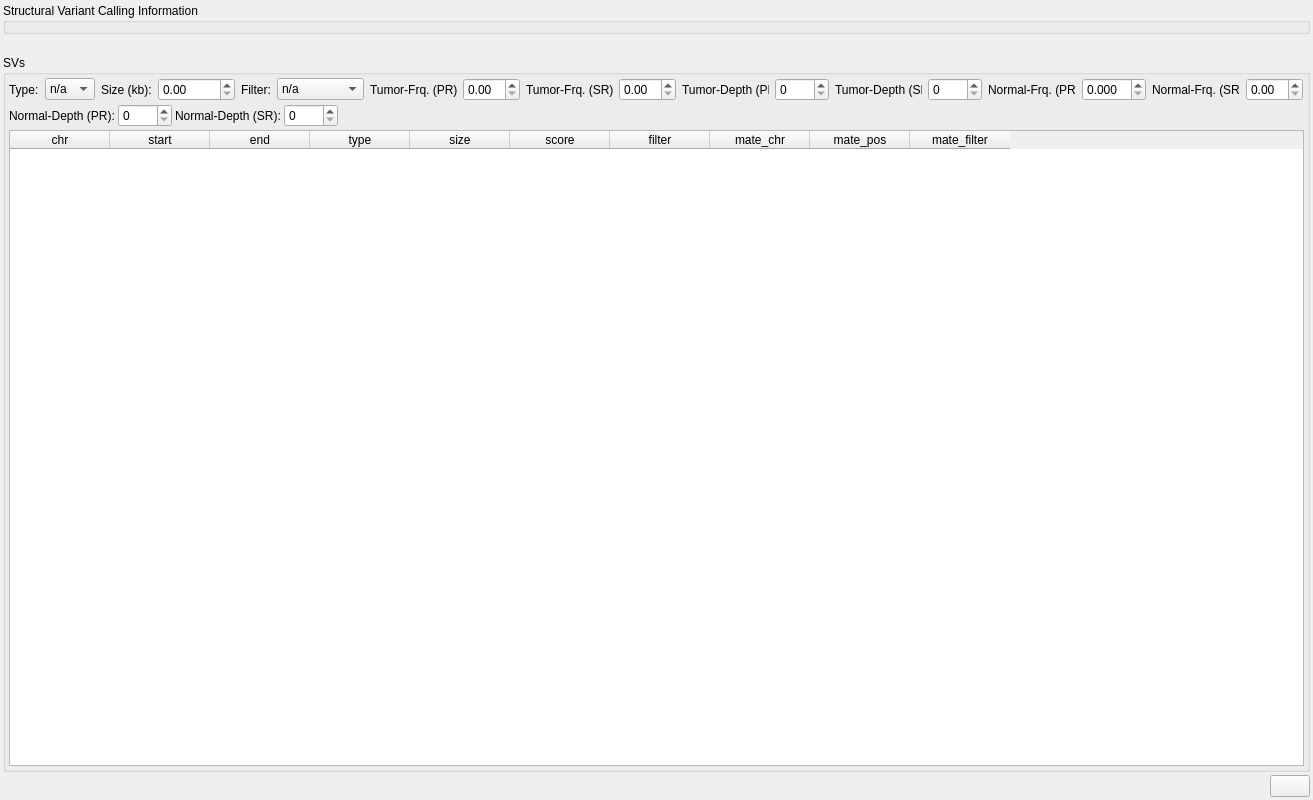
This is src/GSvar/SvWidget.ui in imgag/ngs-bits as Qt 5 draws it before an edit. The edited form follows.
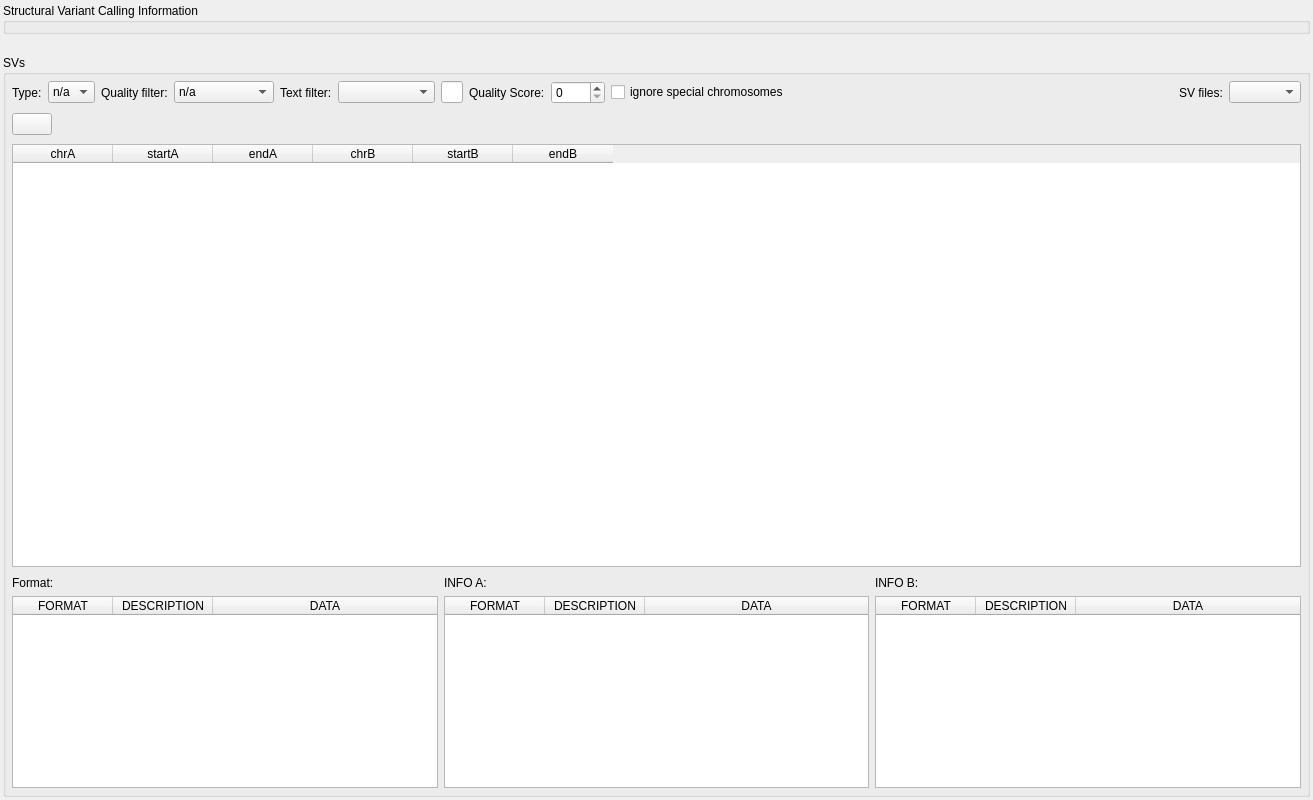
This is the edited form. Icons and pictures are not drawn.

Commit message: Adapted SVWidget to bedpe file format for structure variants

```diff
--- a/src/GSvar/SvWidget.ui
+++ b/src/GSvar/SvWidget.ui
@@ -16,6 +16,12 @@
     <height>800</height>
    </size>
   </property>
+  <property name="sizeIncrement">
+   <size>
+    <width>2</width>
+    <height>0</height>
+   </size>
+  </property>
   <property name="windowTitle">
    <string>Form</string>
   </property>
@@ -48,7 +54,7 @@
      </property>
      <layout class="QVBoxLayout" name="verticalLayout_2">
       <property name="spacing">
-       <number>3</number>
+       <number>6</number>
       </property>
       <property name="leftMargin">
        <number>3</number>
@@ -113,8 +119,17 @@
         <property name="spacing">
          <number>6</number>
         </property>
+        <property name="leftMargin">
+         <number>3</number>
+        </property>
+        <property name="topMargin">
+         <number>3</number>
+        </property>
         <property name="rightMargin">
-         <number>0</number>
+         <number>3</number>
+        </property>
+        <property name="bottomMargin">
+         <number>3</number>
         </property>
         <item alignment="Qt::AlignLeft">
          <widget class="QLabel" name="label">
@@ -160,46 +175,9 @@
             <string>n/a</string>
            </property>
           </item>
-          <item>
-           <property name="text">
-            <string>DUP</string>
-           </property>
-          </item>
-          <item>
-           <property name="text">
-            <string>BND</string>
-           </property>
-          </item>
-          <item>
-           <property name="text">
-            <string>INV</string>
-           </property>
-          </item>
-          <item>
-           <property name="text">
-            <string>DEL</string>
-           </property>
-          </item>
          </widget>
         </item>
         <item>
-         <widget class="QLabel" name="label_3">
-          <property name="text">
-           <string>Size (kb):</string>
-          </property>
-         </widget>
-        </item>
-        <item>
-         <widget class="QDoubleSpinBox" name="filter_size">
-          <property name="maximum">
-           <double>10000.000000000000000</double>
-          </property>
-          <property name="value">
-           <double>0.000000000000000</double>
-          </property>
-         </widget>
-        </item>
-        <item alignment="Qt::AlignLeft">
          <widget class="QLabel" name="label_2">
           <property name="sizePolicy">
            <sizepolicy hsizetype="Preferred" vsizetype="Preferred">
@@ -209,7 +187,7 @@
           </property>
           <property name="maximumSize">
            <size>
-            <width>50</width>
+            <width>250</width>
             <height>33</height>
            </size>
           </property>
@@ -226,12 +204,12 @@
            </size>
           </property>
           <property name="text">
-           <string>Filter:</string>
+           <string>Quality filter:</string>
           </property>
          </widget>
         </item>
         <item>
-         <widget class="QComboBox" name="qual_filter">
+         <widget class="QComboBox" name="filter_qual">
           <property name="sizePolicy">
            <sizepolicy hsizetype="Preferred" vsizetype="Fixed">
             <horstretch>0</horstretch>
@@ -262,95 +240,52 @@
          </widget>
         </item>
         <item>
-         <widget class="QLabel" name="label_tumor_frequency_paired_reads">
+         <widget class="QLabel" name="label_6">
           <property name="text">
-           <string>Tumor-Frq. (PR):</string>
+           <string>Text filter:</string>
           </property>
          </widget>
         </item>
         <item>
-         <widget class="QDoubleSpinBox" name="filter_tumor_frequency_paired_reads">
-          <property name="singleStep">
-           <double>0.010000000000000</double>
-          </property>
-         </widget>
-        </item>
+         <widget class="QComboBox" name="filter_text_search_type">
         <item>
-         <widget class="QLabel" name="label_tumor_frequency_single_reads">
           <property name="text">
-           <string>Tumor-Frq. (SR):</string>
-          </property>
-         </widget>
+            <string/>
+           </property>
         </item>
         <item>
-         <widget class="QDoubleSpinBox" name="filter_tumor_frequency_single_reads">
-          <property name="singleStep">
-           <double>0.010000000000000</double>
-          </property>
-         </widget>
+           <property name="text">
+            <string>contains</string>
+           </property>
         </item>
         <item>
-         <widget class="QLabel" name="label_tumor_depth_paired_reads">
           <property name="text">
-           <string>Tumor-Depth (PR):</string>
-          </property>
+            <string>contains not</string>
+           </property>
+          </item>
          </widget>
         </item>
         <item>
-         <widget class="QSpinBox" name="filter_tumor_depth_paired_reads">
-          <property name="maximum">
-           <number>9999</number>
-          </property>
-          <property name="singleStep">
-           <number>10</number>
-          </property>
-         </widget>
+         <widget class="QLineEdit" name="filter_text"/>
         </item>
         <item>
-         <widget class="QLabel" name="label_tumor_depth_single_reads">
+         <widget class="QLabel" name="label_8">
           <property name="text">
-           <string>Tumor-Depth (SR):</string>
+           <string>Quality Score:</string>
           </property>
          </widget>
         </item>
         <item>
-         <widget class="QSpinBox" name="filter_tumor_depth_single_reads">
+         <widget class="QSpinBox" name="filter_quality_score">
           <property name="maximum">
-           <number>9999</number>
+           <number>1000</number>
           </property>
-          <property name="singleStep">
-           <number>10</number>
-          </property>
          </widget>
         </item>
         <item>
-         <widget class="QLabel" name="label_normal_frequency_paired_reads">
+         <widget class="QCheckBox" name="ignore_special_chromosomes">
           <property name="text">
-           <string>Normal-Frq. (PR):</string>
-          </property>
-         </widget>
-        </item>
-        <item>
-         <widget class="QDoubleSpinBox" name="filter_normal_frequency_paired_reads">
-          <property name="decimals">
-           <number>3</number>
-          </property>
-          <property name="singleStep">
-           <double>0.001000000000000</double>
-          </property>
-         </widget>
-        </item>
-        <item>
-         <widget class="QLabel" name="label_normal_frequency_single_reads">
-          <property name="text">
-           <string>Normal-Frq. (SR):</string>
-          </property>
-         </widget>
-        </item>
-        <item>
-         <widget class="QDoubleSpinBox" name="filter_normal_frequency_single_reads">
-          <property name="singleStep">
-           <double>0.010000000000000</double>
+           <string>ignore special chromosomes</string>
           </property>
          </widget>
         </item>
@@ -370,50 +305,58 @@
           </property>
          </spacer>
         </item>
+        <item>
+         <widget class="QLabel" name="label_7">
+          <property name="text">
+           <string>SV files:</string>
+          </property>
+         </widget>
+        </item>
+        <item>
+         <widget class="QComboBox" name="file_names"/>
+        </item>
        </layout>
       </item>
       <item>
-       <layout class="QHBoxLayout" name="control_panel_2" stretch="0,0,0,0,0">
+       <layout class="QHBoxLayout" name="control_panel_2" stretch="0,0">
+        <property name="spacing">
+         <number>6</number>
+        </property>
         <property name="sizeConstraint">
          <enum>QLayout::SetDefaultConstraint</enum>
         </property>
         <property name="leftMargin">
-         <number>0</number>
+         <number>3</number>
         </property>
         <property name="topMargin">
-         <number>0</number>
+         <number>3</number>
         </property>
-        <item>
-         <widget class="QLabel" name="label_normal_depth_paired_reads">
-          <property name="text">
-           <string>Normal-Depth (PR):</string>
-          </property>
-         </widget>
-        </item>
+        <property name="rightMargin">
+         <number>3</number>
+        </property>
+        <property name="bottomMargin">
+         <number>3</number>
+        </property>
         <item>
-         <widget class="QSpinBox" name="filter_normal_depth_paired_reads">
-          <property name="maximum">
-           <number>9999</number>
+         <widget class="QPushButton" name="copy_to_clipboard">
+          <property name="enabled">
+           <bool>true</bool>
           </property>
-          <property name="singleStep">
-           <number>10</number>
+          <property name="sizePolicy">
+           <sizepolicy hsizetype="Fixed" vsizetype="Fixed">
+            <horstretch>0</horstretch>
+            <verstretch>0</verstretch>
+           </sizepolicy>
           </property>
-         </widget>
-        </item>
-        <item>
-         <widget class="QLabel" name="label_normal_depth_single_reads">
+          <property name="toolTip">
+           <string>Copy filtered SVs to clipboard</string>
+          </property>
           <property name="text">
-           <string>Normal-Depth (SR):</string>
+           <string/>
           </property>
-         </widget>
-        </item>
-        <item>
-         <widget class="QSpinBox" name="filter_normal_depth_single_reads">
-          <property name="maximum">
-           <number>9999</number>
-          </property>
-          <property name="singleStep">
-           <number>10</number>
+          <property name="icon">
+           <iconset resource="GSvar.qrc">
+            <normaloff>:/Icons/CopyClipboard.png</normaloff>:/Icons/CopyClipboard.png</iconset>
           </property>
          </widget>
         </item>
@@ -433,6 +376,23 @@
        </layout>
       </item>
       <item>
+       <layout class="QHBoxLayout" name="control_panel_3" stretch="0">
+        <property name="spacing">
+         <number>6</number>
+        </property>
+        <property name="leftMargin">
+         <number>3</number>
+        </property>
+        <property name="topMargin">
+         <number>3</number>
+        </property>
+        <property name="rightMargin">
+         <number>3</number>
+        </property>
+        <property name="bottomMargin">
+         <number>3</number>
+        </property>
+        <item>
        <widget class="QTableWidget" name="svs">
         <property name="sizePolicy">
          <sizepolicy hsizetype="Expanding" vsizetype="Expanding">
@@ -440,9 +400,21 @@
           <verstretch>0</verstretch>
          </sizepolicy>
         </property>
+          <property name="font">
+           <font>
+            <family>Segoe UI</family>
+            <pointsize>9</pointsize>
+            <weight>50</weight>
+            <italic>false</italic>
+            <bold>false</bold>
+           </font>
+          </property>
         <property name="contextMenuPolicy">
          <enum>Qt::CustomContextMenu</enum>
         </property>
+          <property name="layoutDirection">
+           <enum>Qt::LeftToRight</enum>
+          </property>
         <property name="sizeAdjustPolicy">
          <enum>QAbstractScrollArea::AdjustIgnored</enum>
         </property>
@@ -461,85 +433,216 @@
         <property name="selectionBehavior">
          <enum>QAbstractItemView::SelectRows</enum>
         </property>
+          <property name="wordWrap">
+           <bool>false</bool>
+          </property>
         <attribute name="verticalHeaderVisible">
          <bool>false</bool>
         </attribute>
         <column>
          <property name="text">
-          <string>chr</string>
+            <string>chrA</string>
          </property>
         </column>
         <column>
          <property name="text">
-          <string>start</string>
+            <string>startA</string>
          </property>
         </column>
         <column>
          <property name="text">
-          <string>end</string>
+            <string>endA</string>
          </property>
         </column>
         <column>
          <property name="text">
-          <string>type</string>
+            <string>chrB</string>
          </property>
         </column>
         <column>
          <property name="text">
-          <string>size</string>
+            <string>startB</string>
          </property>
         </column>
         <column>
          <property name="text">
-          <string>score</string>
-         </property>
-        </column>
+            <string>endB</string>
+           </property>
+          </column>
+         </widget>
+        </item>
+       </layout>
+      </item>
+      <item>
+       <layout class="QGridLayout" name="gridLayout">
+        <property name="leftMargin">
+         <number>3</number>
+        </property>
+        <property name="topMargin">
+         <number>3</number>
+        </property>
+        <property name="rightMargin">
+         <number>3</number>
+        </property>
+        <property name="bottomMargin">
+         <number>3</number>
+        </property>
+        <property name="spacing">
+         <number>6</number>
+        </property>
+        <item row="1" column="0">
+         <widget class="QTableWidget" name="sv_details">
+          <property name="sizePolicy">
+           <sizepolicy hsizetype="Minimum" vsizetype="Minimum">
+            <horstretch>0</horstretch>
+            <verstretch>0</verstretch>
+           </sizepolicy>
+          </property>
+          <property name="font">
+           <font>
+            <family>Segoe UI</family>
+            <pointsize>9</pointsize>
+           </font>
+          </property>
+          <property name="styleSheet">
+           <string notr="true"/>
+          </property>
+          <property name="editTriggers">
+           <set>QAbstractItemView::NoEditTriggers</set>
+          </property>
+          <property name="alternatingRowColors">
+           <bool>true</bool>
+          </property>
+          <property name="wordWrap">
+           <bool>false</bool>
+          </property>
+          <property name="columnCount">
+           <number>3</number>
+          </property>
+          <attribute name="horizontalHeaderStretchLastSection">
+           <bool>true</bool>
+          </attribute>
         <column>
          <property name="text">
-          <string>filter</string>
+            <string>FORMAT</string>
          </property>
         </column>
         <column>
          <property name="text">
-          <string>mate_chr</string>
+            <string>DESCRIPTION</string>
          </property>
         </column>
         <column>
          <property name="text">
-          <string>mate_pos</string>
-         </property>
-        </column>
+            <string>DATA</string>
+           </property>
+          </column>
+         </widget>
+        </item>
+        <item row="1" column="1">
+         <widget class="QTableWidget" name="info_a">
+          <property name="sizePolicy">
+           <sizepolicy hsizetype="Minimum" vsizetype="Minimum">
+            <horstretch>0</horstretch>
+            <verstretch>0</verstretch>
+           </sizepolicy>
+          </property>
+          <property name="editTriggers">
+           <set>QAbstractItemView::NoEditTriggers</set>
+          </property>
+          <property name="alternatingRowColors">
+           <bool>true</bool>
+          </property>
+          <property name="wordWrap">
+           <bool>false</bool>
+          </property>
+          <property name="columnCount">
+           <number>3</number>
+          </property>
+          <attribute name="horizontalHeaderStretchLastSection">
+           <bool>true</bool>
+          </attribute>
         <column>
          <property name="text">
-          <string>mate_filter</string>
-         </property>
-        </column>
-       </widget>
-      </item>
-     </layout>
-    </widget>
-   </item>
-   <item alignment="Qt::AlignRight">
-    <widget class="QPushButton" name="copy_to_clipboard">
-     <property name="enabled">
-      <bool>true</bool>
-     </property>
+            <string>FORMAT</string>
+           </property>
+          </column>
+          <column>
+           <property name="text">
+            <string>DESCRIPTION</string>
+           </property>
+          </column>
+          <column>
+           <property name="text">
+            <string>DATA</string>
+           </property>
+          </column>
+         </widget>
+        </item>
+        <item row="0" column="2">
+         <widget class="QLabel" name="label_5">
+          <property name="text">
+           <string>INFO B:</string>
+          </property>
+         </widget>
+        </item>
+        <item row="0" column="1">
+         <widget class="QLabel" name="label_4">
+          <property name="text">
+           <string>INFO A:</string>
+          </property>
+         </widget>
+        </item>
+        <item row="0" column="0">
+         <widget class="QLabel" name="label_3">
+          <property name="text">
+           <string>Format:</string>
+          </property>
+         </widget>
+        </item>
+        <item row="1" column="2">
+         <widget class="QTableWidget" name="info_b">
      <property name="sizePolicy">
-      <sizepolicy hsizetype="Fixed" vsizetype="Fixed">
+           <sizepolicy hsizetype="Minimum" vsizetype="Minimum">
        <horstretch>0</horstretch>
        <verstretch>0</verstretch>
       </sizepolicy>
      </property>
-     <property name="toolTip">
-      <string>Copy filtered SVs to clipboard</string>
-     </property>
+          <property name="editTriggers">
+           <set>QAbstractItemView::NoEditTriggers</set>
+          </property>
+          <property name="alternatingRowColors">
+           <bool>true</bool>
+          </property>
+          <property name="wordWrap">
+           <bool>false</bool>
+          </property>
+          <property name="columnCount">
+           <number>3</number>
+          </property>
+          <attribute name="horizontalHeaderStretchLastSection">
+           <bool>true</bool>
+          </attribute>
+          <column>
      <property name="text">
-      <string/>
-     </property>
-     <property name="icon">
-      <iconset resource="GSvar.qrc">
-       <normaloff>:/Icons/CopyClipboard.png</normaloff>:/Icons/CopyClipboard.png</iconset>
-     </property>
+            <string>FORMAT</string>
+           </property>
+          </column>
+          <column>
+           <property name="text">
+            <string>DESCRIPTION</string>
+           </property>
+          </column>
+          <column>
+           <property name="text">
+            <string>DATA</string>
+           </property>
+          </column>
+         </widget>
+        </item>
+       </layout>
+      </item>
+     </layout>
     </widget>
    </item>
   </layout>
```
Lines whose indentation alone changed are shown as unchanged. The commit also changes 7 other files.
